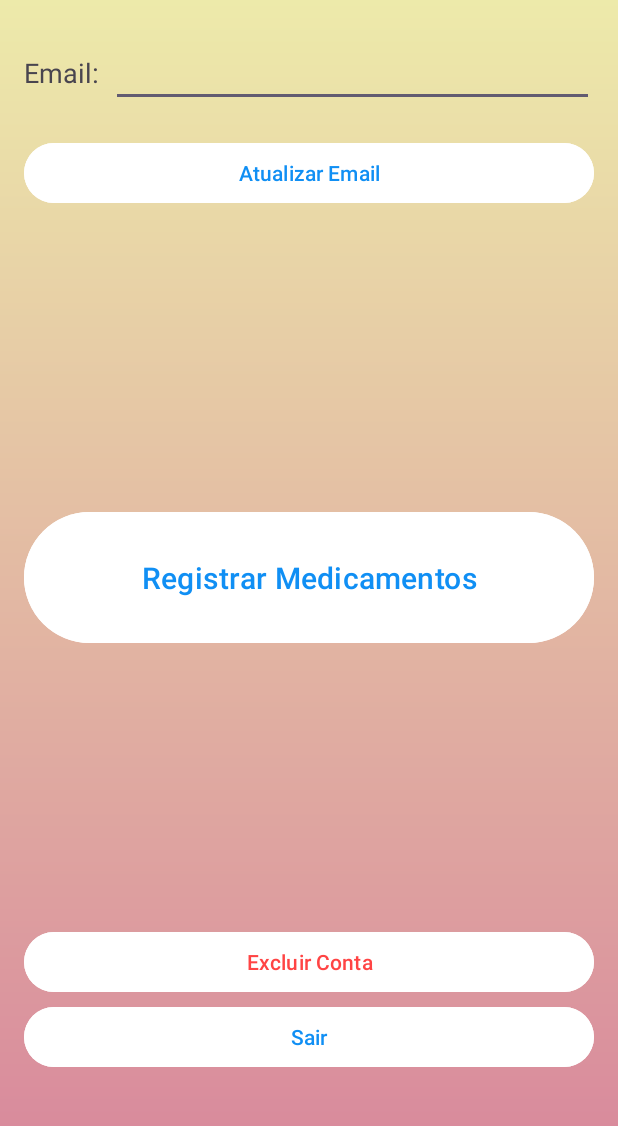
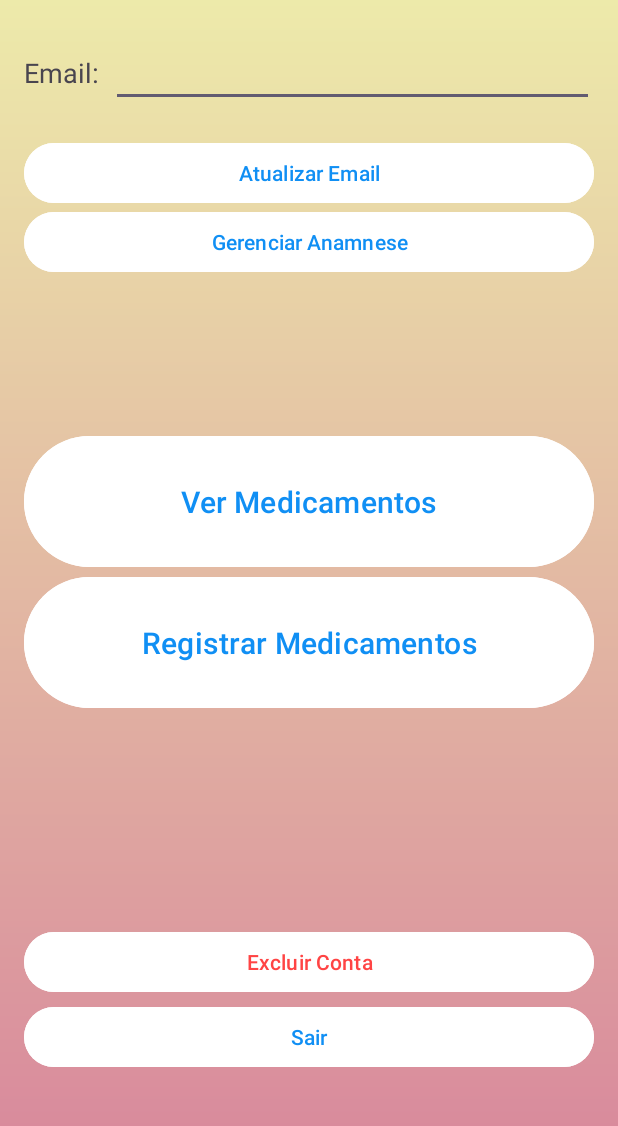
Before and after one commit to Bedablin/projetoquinta, an Android app: the menuIdoso screen opened directly, with no data from a screen before it, on a phone screen of 412 x 824 dp. Shown: the top 1126 px of the screen. Run offline under Robolectric (Android 15) with nearby library versions, the phone set to English and light mode, and no system bars; our stand-ins replace Firebase (no records; nobody signed in at launch, a user with empty details on screens opened directly).

Commit message:
começo da anamnese

```diff
--- a/app/src/main/java/com/example/idosologin/menuIdoso.kt
+++ b/app/src/main/java/com/example/idosologin/menuIdoso.kt
@@ -20,6 +20,7 @@ class menuIdoso : AppCompatActivity() {
     private lateinit var deleteAccountButton: Button
     private lateinit var logoutButton: Button
     private lateinit var medRegButton: Button
+    private lateinit var anamButton: Button
 
     val db = FirebaseFirestore.getInstance()
 
@@ -36,6 +37,7 @@ class menuIdoso : AppCompatActivity() {
         deleteAccountButton = findViewById(R.id.btnDeleteAccount2)
         logoutButton = findViewById(R.id.btnLogout2)
         medRegButton = findViewById(R.id.regMedbtn)
+        anamButton = findViewById(R.id.btnAnam)
 
 
 
@@ -72,6 +74,11 @@ class menuIdoso : AppCompatActivity() {
             firebaseAuth.signOut()
             startActivity(Intent(this, MainActivity::class.java))
             finish()
+        }
+
+        anamButton.setOnClickListener {
+            setContentView(R.layout.anamnese)
+
         }
     }
 
@@ -135,4 +142,5 @@ class menuIdoso : AppCompatActivity() {
             Log.e("DeleteAccount", "Tentativa de excluir conta sem usuário autenticado")
         }
     }
+
 }
--- a/app/src/main/res/layout/activity_menu_idoso.xml
+++ b/app/src/main/res/layout/activity_menu_idoso.xml
@@ -7,7 +7,7 @@
     >
 
     <TextView
-        android:id="@+id/tvUserEmailLabel"
+        android:id="@+id/tvUserEmailLabel2"
         android:layout_width="wrap_content"
         android:layout_height="wrap_content"
         android:text="Email:"
@@ -21,8 +21,8 @@
         android:id="@+id/etUserEmail2"
         android:layout_width="match_parent"
         android:layout_height="wrap_content"
-        android:layout_toEndOf="@id/tvUserEmailLabel"
-        android:layout_alignBaseline="@id/tvUserEmailLabel"
+        android:layout_toEndOf="@id/tvUserEmailLabel2"
+        android:layout_alignBaseline="@id/tvUserEmailLabel2"
         android:layout_marginTop="100dp"
         android:layout_marginStart="8dp"
         android:inputType="textEmailAddress" />
@@ -40,11 +40,33 @@
         android:layout_centerHorizontal="true" />
 
     <Button
+        android:id="@+id/btnAnam"
+        android:layout_width="match_parent"
+        android:layout_height="wrap_content"
+        android:layout_below="@id/etUserEmail2"
+        android:layout_marginTop="66dp"
+        android:backgroundTint="@color/white"
+        android:text="Gerenciar Anamnese"
+        android:textColor="#108FF4" />
+
+    <Button
+        android:id="@+id/Medbtn2"
+        android:layout_width="match_parent"
+        android:layout_height="wrap_content"
+        android:layout_below="@id/etUserEmail2"
+        android:layout_marginTop="215dp"
+        android:backgroundTint="@color/white"
+        android:padding="30dp"
+        android:text="Ver Medicamentos"
+        android:textColor="#108FF4"
+        android:textSize="20dp" />
+
+    <Button
         android:id="@+id/regMedbtn"
         android:layout_width="match_parent"
         android:layout_height="wrap_content"
         android:layout_below="@id/etUserEmail2"
-        android:layout_marginTop="266dp"
+        android:layout_marginTop="309dp"
         android:backgroundTint="@color/white"
         android:padding="30dp"
         android:text="Registrar Medicamentos"
@@ -72,5 +94,4 @@
         android:textColor="@android:color/holo_red_light" />
 
 
-
 </RelativeLayout>
```
Also changed, not shown: app/src/main/java/com/example/idosologin/MainActivity.kt (+16 -11 lines), app/src/main/res/layout/anamnese.xml (added, +23 -0 lines).
